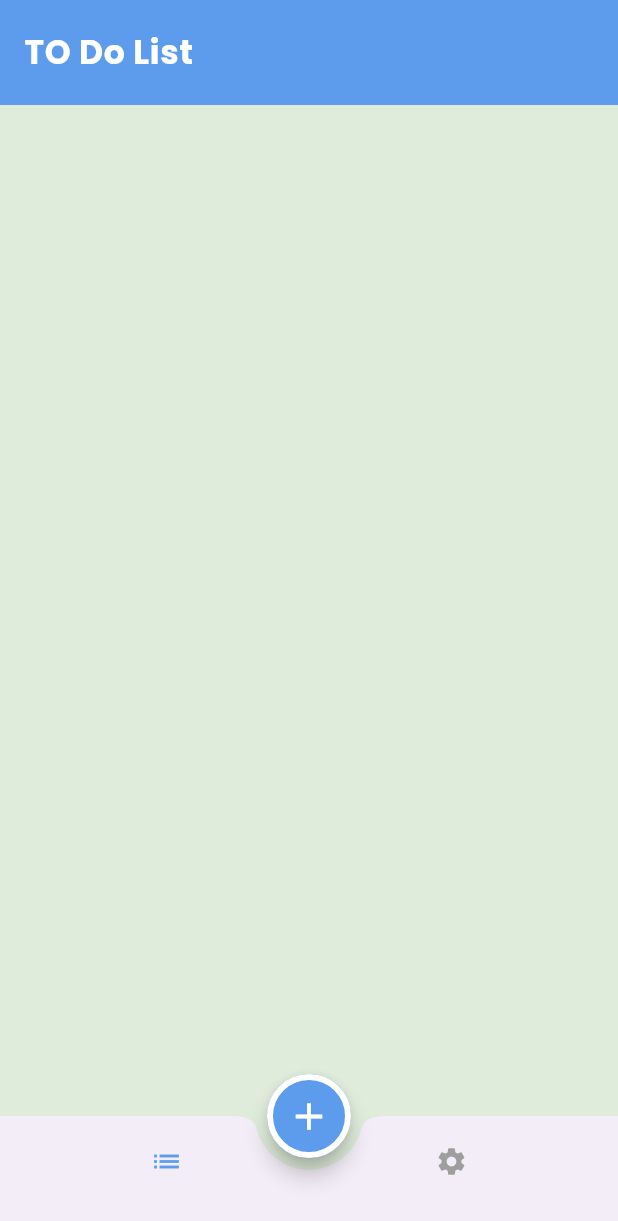
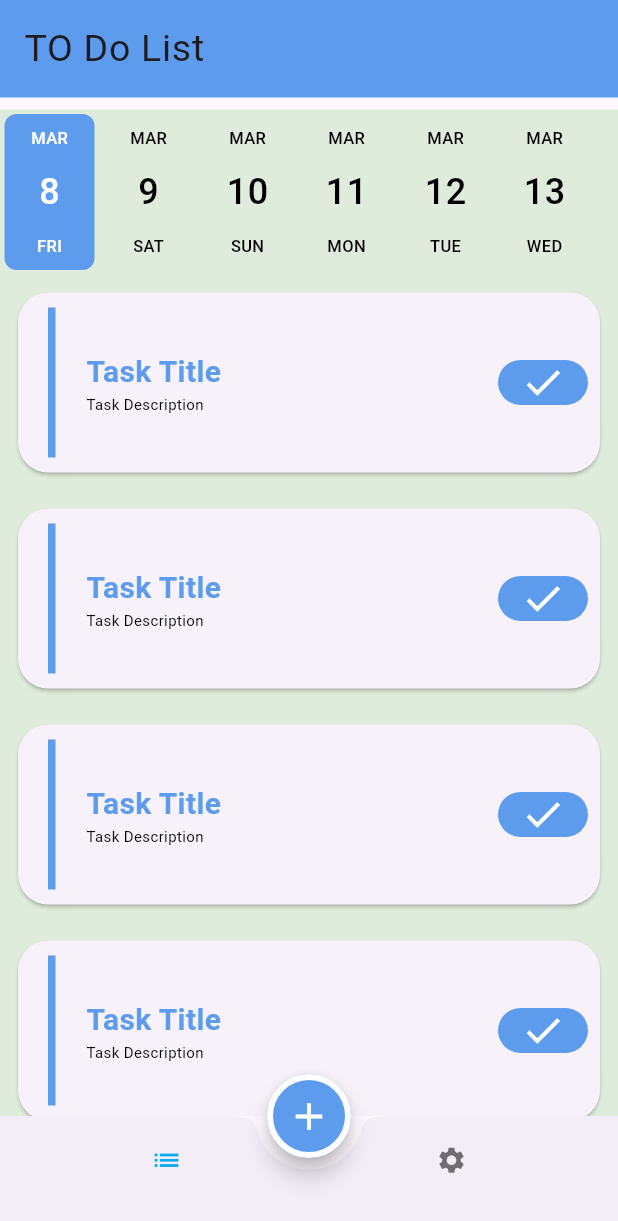
Before and after one commit to omaraabed/todo_app, a Flutter app: the screen it shows after launch, on a phone screen of 412 x 824 dp. Shown: the top 1221 px of the screen. Run offline on Flutter 3.47's test engine with Material 3 defaults, Android fonts, the phone set to English and light mode, and no system bars; drawn by our look-alikes of date_picker_timeline; our stand-ins replace google_fonts.

Commit message:
add tasks

```diff
--- a/lib/home_layout/home_layout.dart
+++ b/lib/home_layout/home_layout.dart
@@ -17,10 +17,16 @@ class _HomeLayoutState extends State<HomeLayout> {
   Widget build(BuildContext context) {
     return Scaffold(
       appBar: AppBar(
-        toolbarHeight: 70,
+
+        elevation: 0,
+        backgroundColor: Color(0xff5D9CEC),
+
+        toolbarHeight: 65,
         title: Text(
           'TO Do List',
-          style: Theme.of(context).textTheme.bodyLarge,
+          style: Theme.of(context).textTheme.bodyLarge?.copyWith(
+            fontSize: 25
+          ),
         ),
       ),
       floatingActionButtonLocation: FloatingActionButtonLocation.centerDocked,
@@ -42,7 +48,8 @@ class _HomeLayoutState extends State<HomeLayout> {
         child: BottomNavigationBar(
           elevation: 0,
           backgroundColor: Colors.transparent,
-          iconSize: 22,
+          iconSize: 21,
+          selectedItemColor: Colors.lightBlue,
           currentIndex: index,
           onTap: (value) {
 
--- a/lib/main.dart
+++ b/lib/main.dart
@@ -16,9 +16,10 @@ class MyApp extends StatelessWidget {
       debugShowCheckedModeBanner: false,
       initialRoute: HomeLayout.routeName,
       routes: {
+
         HomeLayout.routeName :(context)=>HomeLayout(),
       },
-      theme: MyThemeData.lightTheme,
+      //theme: MyThemeData.lightTheme,
 
 
     );
--- a/lib/my_theme.dart
+++ b/lib/my_theme.dart
@@ -39,7 +39,6 @@ class MyThemeData {
     appBarTheme: AppBarTheme(
       backgroundColor: lightColor,
       iconTheme: IconThemeData(color: Colors.white, size: 30),
-
       centerTitle: false,
     ),
   );
--- a/lib/screens/tasks.dart
+++ b/lib/screens/tasks.dart
@@ -1,13 +1,51 @@
+import 'package:date_picker_timeline/date_picker_timeline.dart';
+import 'package:date_picker_timeline/extra/color.dart';
 import 'package:flutter/material.dart';
 
-class TaskTab extends StatelessWidget {
+import '../widgets/task_item.dart';
+
+class TaskTab extends StatefulWidget {
   const TaskTab({Key? key}) : super(key: key);
 
   @override
+  State<TaskTab> createState() => _TaskTabState();
+}
+
+class _TaskTabState extends State<TaskTab> {
+  DateTime data = DateTime.now();
+
+  @override
   Widget build(BuildContext context) {
-    return Container(
-
-      color: Colors.transparent,
+    return Padding(
+      padding: const EdgeInsets.only(top: 8.0),
+      child: Container(
+        color: Color(0xffDFECDB),
+        child: Column(
+          children: <Widget>[
+            DatePicker(
+              DateTime.now(),
+              initialSelectedDate: DateTime.now(),
+              selectionColor: Color(0xff5D9CEC),
+              height: 110,
+              selectedTextColor: Colors.white,
+              onDateChange: (newdate) {
+                // New date selected
+                setState(() {
+                  data = newdate;
+                });
+              },
+            ),
+            Expanded(
+              child: ListView.builder(
+                itemBuilder: (context, index) {
+                  return TaskItem();
+                },
+                itemCount: 10,
+              ),
+            )
+          ],
+        ),
+      ),
     );
   }
 }
--- a/lib/widgets/add_task_bottom_sheet.dart
+++ b/lib/widgets/add_task_bottom_sheet.dart
@@ -6,10 +6,8 @@ class AddTaskBTN extends StatefulWidget {
 }
 
 class _AddTaskBTNState extends State<AddTaskBTN> {
-  var formKay=GlobalKey<FormState>();
-  String data=DateTime.now().toString().substring(0,10);
-
-
+  var formKay = GlobalKey<FormState>();
+  String data = DateTime.now().toString().substring(0, 10);
 
   @override
   Widget build(BuildContext context) {
@@ -21,101 +19,114 @@ class _AddTaskBTNState extends State<AddTaskBTN> {
           key: formKay,
           child: Column(
             mainAxisSize: MainAxisSize.min,
-
-
             children: [
-              SizedBox(height: 10,),
-              Text('Add New Task',style: Theme.of(context).textTheme.bodyMedium?.copyWith(
-                color: Colors.black
-              ),),
-              SizedBox(height: 10,),
+              SizedBox(
+                height: 10,
+              ),
+              Text(
+                'Add New Task',
+                style: Theme.of(context)
+                    .textTheme
+                    .bodyMedium
+                    ?.copyWith(color: Colors.black),
+              ),
+              SizedBox(
+                height: 10,
+              ),
               TextFormField(
-                validator: (value){
-                  if(value == null || value.isEmpty){
+                validator: (value) {
+                  if (value == null || value.isEmpty) {
                     return 'Please Enter Your Title ';
                   }
                 },
                 textInputAction: TextInputAction.next,
                 style: TextStyle(
-                  color: Colors.black,fontSize: 18,
+                  color: Colors.black,
+                  fontSize: 18,
                 ),
-
                 decoration: InputDecoration(
-
                     fillColor: Colors.red,
-                  label: Text(' Task Title',style: Theme.of(context).textTheme.displaySmall?.copyWith(
-                    fontSize: 17,color: Colors.black54
-                  ),),
+                    label: Text(
+                      ' Task Title',
+                      style: Theme.of(context)
+                          .textTheme
+                          .displaySmall
+                          ?.copyWith(fontSize: 17, color: Colors.black54),
+                    ),
                     border: OutlineInputBorder(
                         borderRadius: BorderRadius.circular(50),
-                    borderSide: BorderSide(
-                      color: Colors.lightBlue
-                    )
-                  ),enabledBorder: OutlineInputBorder(
+                        borderSide: BorderSide(color: Colors.lightBlue)),
+                    enabledBorder: OutlineInputBorder(
                         borderRadius: BorderRadius.circular(50),
-                    borderSide: BorderSide(
-                      color: Colors.lightBlue
-                    )
-                  )
+                        borderSide: BorderSide(color: Colors.lightBlue))),
               ),
-
+              SizedBox(
+                height: 10,
               ),
-              SizedBox(height: 10,),
               TextFormField(
-                validator: (value){
-                  if(value == null || value.isEmpty){
+                validator: (value) {
+                  if (value == null || value.isEmpty) {
                     return 'Please Enter Your Task Description ';
                   }
                 },
                 maxLines: 1,
                 style: TextStyle(
-
-                  color: Colors.black,fontSize: 18,
-                ),              decoration: InputDecoration(
-                    label: Text(' Task Description',style: Theme.of(context).textTheme.displaySmall?.copyWith(
-                        fontSize: 17,color: Colors.black54
-                    ),),
+                  color: Colors.black,
+                  fontSize: 18,
+                ),
+                decoration: InputDecoration(
+                    label: Text(
+                      ' Task Description',
+                      style: Theme.of(context)
+                          .textTheme
+                          .displaySmall
+                          ?.copyWith(fontSize: 17, color: Colors.black54),
+                    ),
                     border: OutlineInputBorder(
                         borderRadius: BorderRadius.circular(50),
-                        borderSide: BorderSide(
-                            color: Colors.lightBlue
-                        )
-                    ),enabledBorder: OutlineInputBorder(
+                        borderSide: BorderSide(color: Colors.lightBlue)),
+                    enabledBorder: OutlineInputBorder(
                         borderRadius: BorderRadius.circular(50),
-                    borderSide: BorderSide(
-                        color: Colors.lightBlue
-                    )
-                )
+                        borderSide: BorderSide(color: Colors.lightBlue))),
               ),
-
+              SizedBox(
+                height: 15,
               ),
-              SizedBox(height: 15,),
               SizedBox(
                 width: double.infinity,
                 child: Padding(
-                  padding:  EdgeInsets.only(left: 8.0),
-                  child: Text('Select Data',style: Theme.of(context).textTheme.bodyMedium?.copyWith(
-                    fontSize: 20,color: Colors.black
-                  ),textAlign: TextAlign.start,),
+                  padding: EdgeInsets.only(left: 8.0),
+                  child: Text(
+                    'Select Data',
+                    style: Theme.of(context)
+                        .textTheme
+                        .bodyMedium
+                        ?.copyWith(fontSize: 20, color: Colors.black),
+                    textAlign: TextAlign.start,
                   ),
-
                 ),
-              SizedBox(height: 15,),
+              ),
+              SizedBox(
+                height: 15,
+              ),
               InkWell(
                 onTap: () {
                   chooseDate();
                 },
-                child: Text(data,style: TextStyle(color: Colors.black45,
-                fontSize: 18,)),
+                child: Text(data,
+                    style: TextStyle(
+                      color: Colors.black45,
+                      fontSize: 18,
+                    )),
               ),
-              SizedBox(height: 15,),
+              SizedBox(
+                height: 15,
+              ),
               ElevatedButton(
                 onPressed: () {
-                  if(formKay.currentState!.validate()){
+                  if (formKay.currentState!.validate()) {
                     print('object');
                   }
-
-
                 },
                 style: ElevatedButton.styleFrom(
                     backgroundColor: Colors.lightBlue,
@@ -127,29 +138,27 @@ class _AddTaskBTNState extends State<AddTaskBTN> {
                 child: Text(
                   'Add Task',
                   style: TextStyle(
-                    fontSize: 20,color: Colors.white,fontWeight: FontWeight.bold
+                      fontSize: 20,
+                      color: Colors.white,
+                      fontWeight: FontWeight.bold),
                 ),
               ),
-              ),
-
             ],
           ),
         ),
       ),
     );
   }
-  void chooseDate()async{
-    DateTime? selected=await showDatePicker(context: context,
-        initialDate:DateTime.now() ,
+
+  void chooseDate() async {
+    DateTime? selected = await showDatePicker(
+        context: context,
+        initialDate: DateTime.now(),
         firstDate: DateTime.now(),
-        lastDate: DateTime.now().add(Duration(days: 365*100)));
-    if(selected!=null){
-      data =selected.toString().substring(0,10);
-      setState(() {
-
-      });
-    }
-
-
+        lastDate: DateTime.now().add(Duration(days: 365 * 100)));
+    if (selected != null) {
+      data = selected.toString().substring(0, 10);
+      setState(() {});
     }
   }
+}
--- /dev/null
+++ b/lib/widgets/task_item.dart
@@ -0,0 +1,64 @@
+import 'package:date_picker_timeline/extra/color.dart';
+import 'package:flutter/material.dart';
+
+class TaskItem extends StatelessWidget {
+  const TaskItem({Key? key}) : super(key: key);
+
+  @override
+  Widget build(BuildContext context) {
+    return Padding(
+      padding: const EdgeInsets.all(8.0),
+      child: Card(
+        shape: OutlineInputBorder(
+            borderRadius: BorderRadius.circular(20),
+            borderSide: BorderSide(color: Colors.transparent)),
+        child: Row(
+          //mainAxisAlignment: MainAxisAlignment.spaceAround,
+          children: [
+            Container(
+              height: 100,
+              width: 5,
+              color: Color(0xff5D9CEC),
+              margin: EdgeInsets.only(left: 20, top: 10, bottom: 10),
+            ),
+            SizedBox(
+              width: MediaQuery.of(context).size.width * .05,
+            ),
+            Column(
+              crossAxisAlignment: CrossAxisAlignment.start,
+              children: [
+                Text('Task Title',
+                    style: TextStyle(
+                        color: Color(0xff5D9CEC),
+                        fontSize: 20,
+                        fontWeight: FontWeight.bold)),
+                Text('Task Description',
+                    style: TextStyle(
+                        color: Colors.black,
+                        fontSize: 10,
+                        fontWeight: FontWeight.w400)),
+                // Spacer(),
+              ],
+            ),
+            Spacer(),
+            Padding(
+              padding: const EdgeInsets.only(right: 8.0),
+              child: Container(
+                decoration: BoxDecoration(
+                    color: Color(0xff5D9CEC),
+                    borderRadius: BorderRadius.circular(20)),
+                width: 60,
+                height: 30,
+                child: Icon(
+                  Icons.done,
+                  color: Colors.white,
+                  size: 30,
+                ),
+              ),
+            )
+          ],
+        ),
+      ),
+    );
+  }
+}
--- a/pubspec.yaml
+++ b/pubspec.yaml
@@ -29,6 +29,7 @@ environment:
 # versions available, run `flutter pub outdated`.
 dependencies:
   google_fonts: ^6.1.0
+  date_picker_timeline: ^1.2.5
   flutter:
     sdk: flutter
 
```
Also changed, not shown: pubspec.lock. Lines whose indentation alone changed are shown as unchanged.
